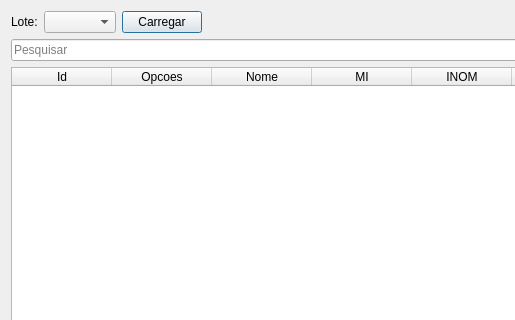
Above: uis/mProducts.ui from dsgoficial/SAP_Gerente before the change; both pictures show x 0 to 515 and y 0 to 320 of the 1100 by 580 pixel window. Below: the same form after it.
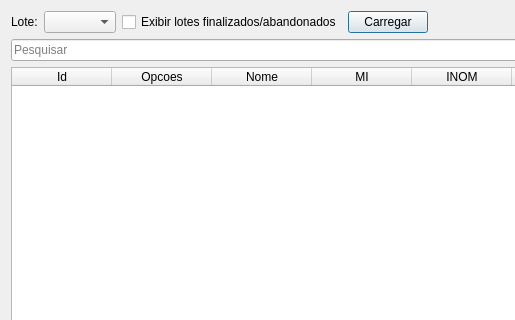
That is the form after the change.

What changed in the file:
```diff
--- a/uis/mProducts.ui
+++ b/uis/mProducts.ui
@@ -30,6 +30,13 @@
        </property>
       </widget>
      </item>
+     <item>
+      <widget class="QCheckBox" name="showAllLotsCheckBox">
+       <property name="text">
+        <string>Exibir lotes finalizados/abandonados</string>
+       </property>
+      </widget>
+     </item>
      <item>
       <widget class="QPushButton" name="loadBtn">
        <property name="text">
```
